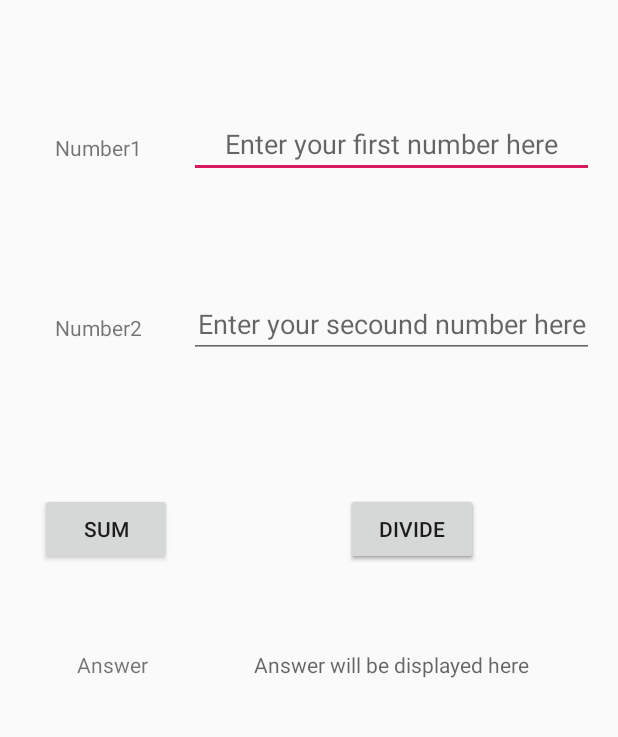
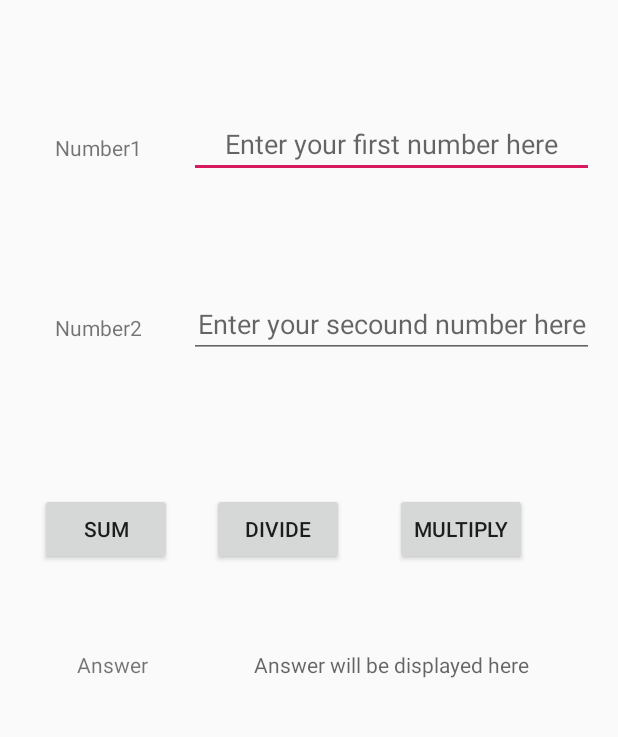
Before and after one commit to Vigilante7478/CalculatorAndriod, an Android app: the screen it shows after launch (MainActivity), on a phone screen of 412 x 824 dp, the part 242-979 px from its top. Run offline under Robolectric (Android 15) with nearby library versions, the phone set to English and light mode, and no system bars.

Commit message:
Commit after merge

```diff
--- a/app/src/main/res/layout/activity_main.xml
+++ b/app/src/main/res/layout/activity_main.xml
@@ -124,7 +124,7 @@
         android:text="MULTIPLY"
         app:layout_constraintBottom_toBottomOf="parent"
         app:layout_constraintEnd_toEndOf="parent"
-        app:layout_constraintHorizontal_bias="0.712"
+        app:layout_constraintHorizontal_bias="0.812"
         app:layout_constraintStart_toStartOf="parent"
         app:layout_constraintTop_toTopOf="parent"
         app:layout_constraintVertical_bias="0.603" />
@@ -137,7 +137,7 @@
         android:text="DIVIDE"
         app:layout_constraintBottom_toBottomOf="parent"
         app:layout_constraintEnd_toEndOf="parent"
-        app:layout_constraintHorizontal_bias="0.712"
+        app:layout_constraintHorizontal_bias="0.436"
         app:layout_constraintStart_toStartOf="parent"
         app:layout_constraintTop_toTopOf="parent"
         app:layout_constraintVertical_bias="0.603" />
```
Also changed, not shown: app/src/main/java/com/example/calculator/MainActivity.kt (+8 -0 lines).
